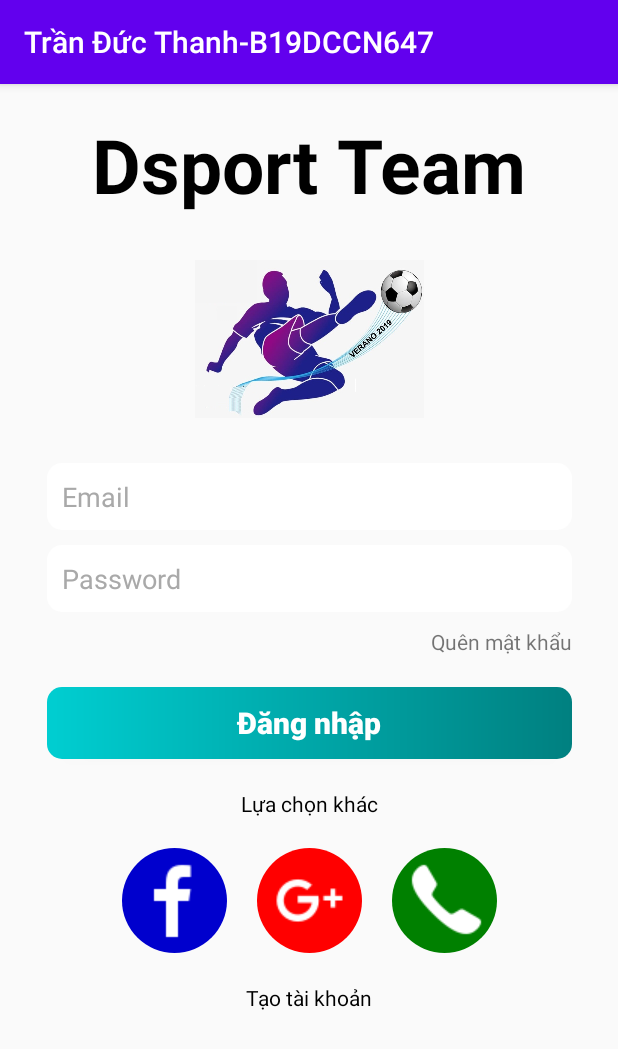
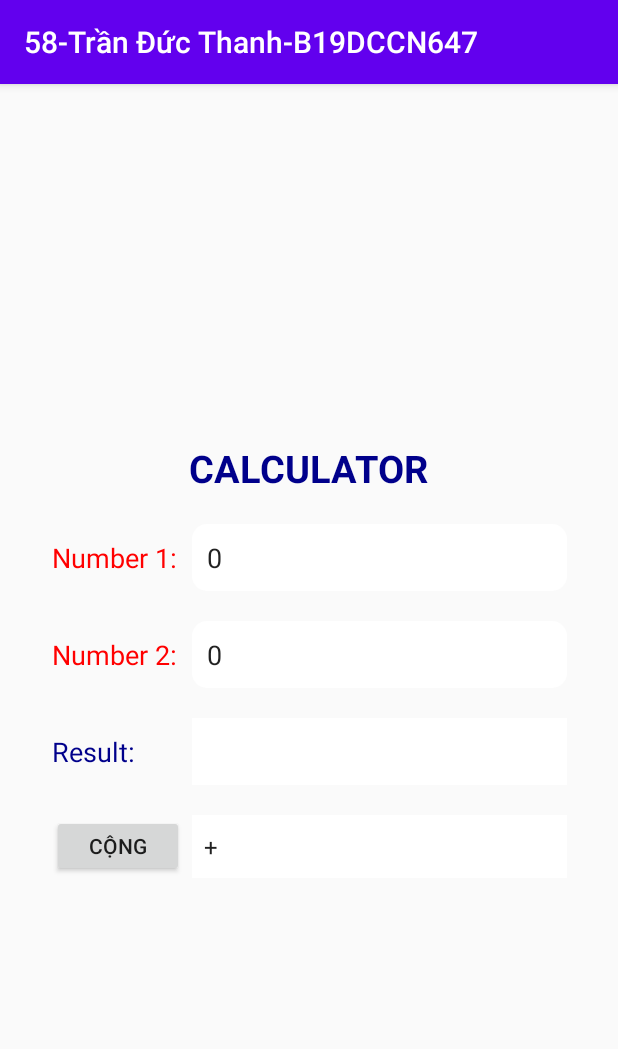
Before and after one commit to tran-duc-thanh/android, an Android app: the screen it shows after launch (MainActivity before the commit, CalculatorActivity after it), on a phone screen of 412 x 824 dp. Shown: the top 1049 px of the screen. Run offline under Robolectric (Android 15) with nearby library versions, the phone set to English and light mode, and no system bars.

Commit message:
commit code

```diff
--- a/app/src/main/AndroidManifest.xml
+++ b/app/src/main/AndroidManifest.xml
@@ -12,13 +12,16 @@
         android:theme="@style/Theme.HelloWord"
         tools:targetApi="31">
         <activity
+            android:name=".MainActivity"
+            android:exported="false" />
+        <activity
             android:name=".LoginActivity"
             android:exported="false" />
         <activity
             android:name=".RegiterActivity"
             android:exported="false" />
         <activity
-            android:name=".MainActivity"
+            android:name=".CalculatorActivity"
             android:exported="true">
             <intent-filter>
                 <action android:name="android.intent.action.MAIN" />
--- /dev/null
+++ b/app/src/main/java/com/example/helloword/CalculatorActivity.java
@@ -0,0 +1,54 @@
+package com.example.helloword;
+
+import androidx.appcompat.app.AppCompatActivity;
+
+import android.os.Bundle;
+import android.widget.Button;
+import android.widget.EditText;
+import android.widget.Spinner;
+import android.widget.TextView;
+
+public class CalculatorActivity extends AppCompatActivity {
+
+    private EditText number1;
+    private EditText number2;
+    private TextView result;
+    private Button button;
+    private Spinner spinner;
+
+    @Override
+    protected void onCreate(Bundle savedInstanceState) {
+        super.onCreate(savedInstanceState);
+        setContentView(R.layout.event_handling_1);
+        number1 = findViewById(R.id.valNumber1);
+        number2 = findViewById(R.id.valNumber2);
+        result = findViewById(R.id.valResult);
+        button = findViewById(R.id.btn);
+        spinner = findViewById(R.id.spinner);
+        button.setOnClickListener(view -> {
+            result.setText(String.format("%f", tinh(number1, number2, button, spinner.getSelectedItem().toString())));
+            setContentView(R.layout.event_handling_1);
+        });
+    }
+
+    private float tinh (EditText number1, EditText number2, Button button,String key) {
+        float numb1 = Integer.parseInt(number1.getText().toString());
+        float numb2 = Integer.parseInt(number2.getText().toString());
+        switch (key) {
+            case "+":
+                button.setText("cộng");
+                return numb1 + numb2;
+            case "-":
+                button.setText("trừ");
+                return numb1 - numb2;
+            case "x":
+                button.setText("nhân");
+                return numb1 * numb2;
+            case ":":
+                button.setText("chia");
+                return numb1 / numb2;
+            default:
+                return 0;
+        }
+    }
+}
--- a/app/src/main/java/com/example/helloword/MainActivity.java
+++ b/app/src/main/java/com/example/helloword/MainActivity.java
@@ -9,6 +9,6 @@ public class MainActivity extends AppCompatActivity {
     @Override
     protected void onCreate(Bundle savedInstanceState) {
         super.onCreate(savedInstanceState);
-        setContentView(R.layout.constraint_layout_login);
+        setContentView(R.layout.scroll);
     }
 }
--- /dev/null
+++ b/app/src/main/res/layout/event_handling_1.xml
@@ -0,0 +1,135 @@
+<?xml version="1.0" encoding="utf-8"?>
+<androidx.constraintlayout.widget.ConstraintLayout xmlns:android="http://schemas.android.com/apk/res/android"
+    xmlns:app="http://schemas.android.com/apk/res-auto"
+    xmlns:tools="http://schemas.android.com/tools"
+    android:layout_width="match_parent"
+    android:layout_height="match_parent"
+    android:backgroundTint="@color/darkgray">
+
+    <androidx.constraintlayout.widget.ConstraintLayout
+        app:layout_constraintTop_toTopOf="parent"
+        app:layout_constraintBottom_toBottomOf="parent"
+        android:layout_width="match_parent"
+        android:layout_height="wrap_content">
+
+        <TextView
+            android:id="@+id/title"
+            android:layout_width="wrap_content"
+            android:layout_height="wrap_content"
+            android:text="CALCULATOR"
+            android:textColor="@color/darkblue"
+            android:textSize="25dp"
+            android:textStyle="bold"
+            app:layout_constraintLeft_toLeftOf="parent"
+            app:layout_constraintRight_toRightOf="parent"
+            app:layout_constraintTop_toTopOf="parent" />
+
+        <TextView
+            android:id="@+id/number1"
+            android:layout_width="wrap_content"
+            android:layout_height="wrap_content"
+            android:layout_marginTop="20dp"
+            android:paddingVertical="10dp"
+            android:text="Number 1:"
+            android:textColor="@color/red"
+            android:textSize="18dp"
+            app:layout_constraintEnd_toStartOf="@+id/valNumber1"
+            app:layout_constraintHorizontal_bias="0.5"
+            app:layout_constraintHorizontal_chainStyle="packed"
+            app:layout_constraintStart_toStartOf="parent"
+            app:layout_constraintTop_toBottomOf="@id/title" />
+
+        <TextView
+            android:id="@+id/number2"
+            android:layout_width="wrap_content"
+            android:layout_height="wrap_content"
+            android:layout_marginTop="20dp"
+            android:paddingVertical="10dp"
+            android:text="Number 2:"
+            android:textColor="@color/red"
+            android:textSize="18dp"
+            app:layout_constraintEnd_toStartOf="@+id/valNumber2"
+            app:layout_constraintHorizontal_bias="0.5"
+            app:layout_constraintHorizontal_chainStyle="packed"
+            app:layout_constraintStart_toStartOf="parent"
+            app:layout_constraintTop_toBottomOf="@id/number1" />
+
+        <TextView
+            android:id="@+id/result"
+            android:layout_width="wrap_content"
+            android:layout_height="wrap_content"
+            android:layout_marginTop="20dp"
+            android:paddingVertical="10dp"
+            android:text="Result:"
+            android:textColor="@color/darkblue"
+            android:textSize="18dp"
+            app:layout_constraintLeft_toLeftOf="@id/number2"
+            app:layout_constraintTop_toBottomOf="@id/number2" />
+
+        <TextView
+            android:id="@+id/valResult"
+            android:layout_width="250dp"
+            android:layout_height="wrap_content"
+            android:layout_marginTop="20dp"
+            android:paddingVertical="10dp"
+            android:textColor="@color/red"
+            android:background="@color/white"
+            android:textSize="18dp"
+            app:layout_constraintRight_toRightOf="@id/valNumber2"
+            app:layout_constraintTop_toBottomOf="@id/valNumber2"
+            tools:layout_editor_absoluteX="127dp" />
+
+        <EditText
+            android:id="@+id/valNumber1"
+            android:layout_width="250dp"
+            android:layout_height="wrap_content"
+            android:layout_marginLeft="10dp"
+            android:background="@drawable/custom_edit_text"
+            android:hint="number 1"
+            android:text="0"
+            android:inputType="numberDecimal"
+            android:textColorHint="@color/silver"
+            app:layout_constraintEnd_toEndOf="parent"
+            app:layout_constraintHorizontal_bias="0.5"
+            app:layout_constraintStart_toEndOf="@+id/number1"
+            app:layout_constraintTop_toBottomOf="@id/title"
+            app:layout_constraintTop_toTopOf="@+id/number1" />
+
+        <EditText
+            android:id="@+id/valNumber2"
+            android:layout_width="250dp"
+            android:layout_height="wrap_content"
+            android:layout_marginLeft="10dp"
+            android:background="@drawable/custom_edit_text"
+            android:hint="number 2"
+            android:text="0"
+            android:inputType="numberDecimal"
+            android:textColorHint="@color/silver"
+            app:layout_constraintEnd_toEndOf="parent"
+            app:layout_constraintHorizontal_bias="0.5"
+            app:layout_constraintStart_toEndOf="@+id/number2"
+            app:layout_constraintTop_toBottomOf="@id/number1"
+            app:layout_constraintTop_toTopOf="@+id/number2" />
+
+        <Button
+            android:id="@+id/btn"
+            android:layout_width="wrap_content"
+            android:layout_height="41dp"
+            android:layout_marginTop="20dp"
+            android:text="cộng"
+            app:layout_constraintLeft_toLeftOf="@id/result"
+            app:layout_constraintTop_toBottomOf="@id/result" />
+
+        <Spinner
+            android:id="@+id/spinner"
+            android:layout_width="250dp"
+            android:layout_height="wrap_content"
+            android:layout_marginTop="20dp"
+            android:entries="@array/phepTinh"
+            android:paddingVertical="10dp"
+            android:background="@color/white"
+            app:layout_constraintLeft_toLeftOf="@id/valResult"
+            app:layout_constraintTop_toBottomOf="@id/valResult" />
+
+    </androidx.constraintlayout.widget.ConstraintLayout>
+</androidx.constraintlayout.widget.ConstraintLayout>
--- a/app/src/main/res/layout/scroll.xml
+++ b/app/src/main/res/layout/scroll.xml
@@ -10,8 +10,8 @@
         android:fillViewport="true">
 
         <LinearLayout
-            android:layout_width="wrap_content"
-            android:layout_height="wrap_content"
+            android:layout_width="match_parent"
+            android:layout_height="match_parent"
             android:orientation="horizontal">
 
             <ScrollView
@@ -37,16 +37,19 @@
                         android:textSize="25dp" />
 
                     <CheckBox
+                        android:id="@+id/checkBoxAndroid"
                         android:layout_width="wrap_content"
                         android:layout_height="wrap_content"
                         android:text="Adroid" />
 
                     <CheckBox
+                        android:id="@+id/checkBoxIos"
                         android:layout_width="wrap_content"
                         android:layout_height="wrap_content"
                         android:text="Ios" />
 
                     <CheckBox
+                        android:id="@+id/checkBoxJava"
                         android:layout_width="wrap_content"
                         android:layout_height="wrap_content"
                         android:text="Java" />
@@ -58,6 +61,7 @@
                         android:textSize="25dp" />
 
                     <RadioGroup
+                        android:id="@+id/radioGroupGender"
                         android:layout_width="wrap_content"
                         android:layout_height="wrap_content">
 
@@ -79,6 +83,7 @@
                         android:textSize="25dp" />
 
                     <RatingBar
+                        android:id="@+id/ratingBar"
                         android:layout_width="wrap_content"
                         android:layout_height="wrap_content"
                         android:numStars="10"
@@ -92,6 +97,7 @@
                         android:textSize="25dp" />
 
                     <Spinner
+                        android:id="@+id/spinnerCountry"
                         android:layout_width="wrap_content"
                         android:layout_height="wrap_content"
                         android:entries="@array/country" />
@@ -103,6 +109,7 @@
                         android:textSize="25dp" />
 
                     <Spinner
+                        android:id="@+id/spinnerSchool"
                         android:layout_width="wrap_content"
                         android:layout_height="wrap_content"
                         android:entries="@array/university" />
@@ -114,32 +121,38 @@
                         android:textSize="25dp" />
 
                     <CheckBox
+                        android:id="@+id/checkBoxTennis"
                         android:layout_width="wrap_content"
                         android:layout_height="wrap_content"
                         android:text="Tennis" />
 
                     <CheckBox
+                        android:id="@+id/checkBoxRunning"
                         android:layout_width="wrap_content"
                         android:layout_height="wrap_content"
                         android:text="Running" />
 
                     <CheckBox
+                        android:id="@+id/checkBoxSwimming"
                         android:layout_width="wrap_content"
                         android:layout_height="wrap_content"
                         android:text="Swimming" />
 
                     <CheckBox
+                        android:id="@+id/checkBoxSleeping"
                         android:layout_width="wrap_content"
                         android:layout_height="wrap_content"
                         android:text="Sleeping" />
 
                     <CheckBox
+                        android:id="@+id/checkBoxReading"
                         android:layout_width="wrap_content"
                         android:layout_height="wrap_content"
-                        android:text="reading" />
+                        android:text="Reading" />
 
                     <Button
-                        android:layout_width="match_parent"
+                        android:id="@+id/btnSubmit"
+                        android:layout_width="400dp"
                         android:layout_height="match_parent"
                         android:text="Submit" />
                 </LinearLayout>
--- a/app/src/main/res/values/strings.xml
+++ b/app/src/main/res/values/strings.xml
@@ -1,5 +1,5 @@
 <resources>
-    <string name="app_name">Trần Đức Thanh-B19DCCN647</string>
+    <string name="app_name">58-Trần Đức Thanh-B19DCCN647</string>
     <string name="login">Đăng nhập</string>
     <string name="forgot_password">QUÊN MK</string>
     <string name="help">TRỢ GIÚP</string>
@@ -16,4 +16,11 @@
         <item>NEU</item>
         <item>FPT</item>
     </string-array>
+
+    <string-array name="phepTinh">
+        <item>+</item>
+        <item>-</item>
+        <item>x</item>
+        <item>:</item>
+    </string-array>
 </resources>
```
